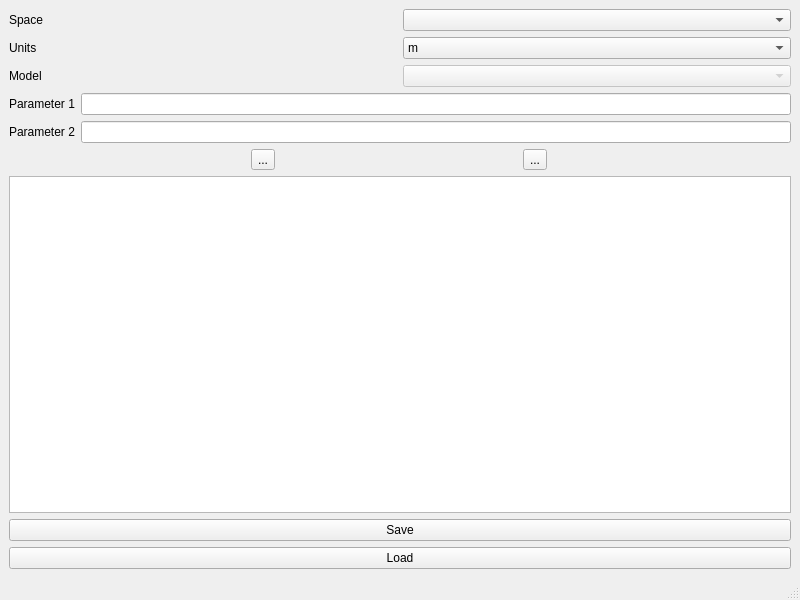
michaelhsj/Simple-Dialog-Demo, file mainwindow.ui: the form before one commit.
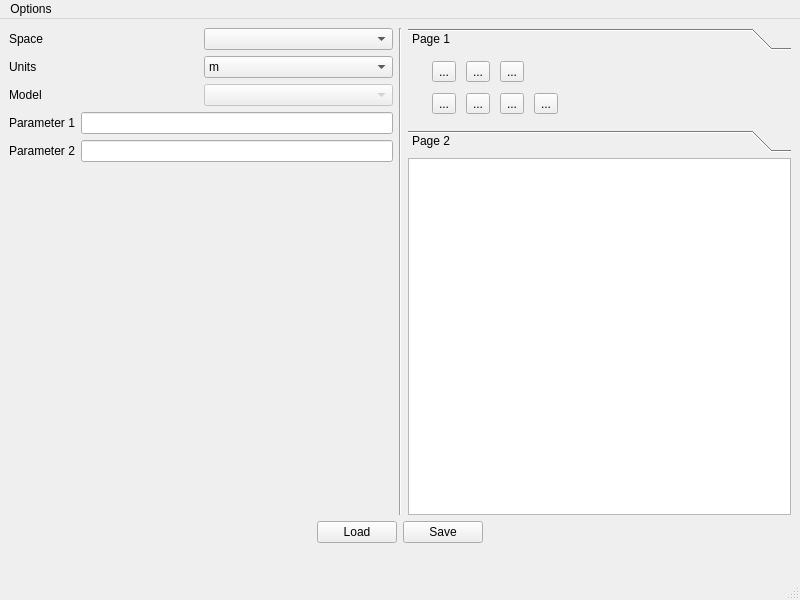
The form after the commit. Icons and pictures are not drawn.

Commit message: Introduced zoom to extents feature, autoamtic recentering, and beginning work on draw, pan and delete tools.

```diff
--- a/mainwindow.ui
+++ b/mainwindow.ui
@@ -14,10 +14,17 @@
    <string>MainWindow</string>
   </property>
   <widget class="QWidget" name="centralwidget">
-   <layout class="QVBoxLayout" name="verticalLayout_7">
+   <layout class="QHBoxLayout" name="horizontalLayout_9">
     <item>
      <layout class="QVBoxLayout" name="verticalLayout_6">
       <item>
+       <layout class="QHBoxLayout" name="horizontalLayout_8">
+        <item>
+         <layout class="QVBoxLayout" name="verticalLayout_5">
+          <property name="sizeConstraint">
+           <enum>QLayout::SetDefaultConstraint</enum>
+          </property>
+          <item>
        <layout class="QVBoxLayout" name="verticalLayout_3">
         <item>
          <layout class="QVBoxLayout" name="verticalLayout">
@@ -143,10 +150,63 @@
        </layout>
       </item>
       <item>
+           <spacer name="verticalSpacer">
+            <property name="orientation">
+             <enum>Qt::Vertical</enum>
+            </property>
+            <property name="sizeHint" stdset="0">
+             <size>
+              <width>20</width>
+              <height>40</height>
+             </size>
+            </property>
+           </spacer>
+          </item>
+         </layout>
+        </item>
+        <item>
+         <widget class="Line" name="line">
+          <property name="orientation">
+           <enum>Qt::Vertical</enum>
+          </property>
+         </widget>
+        </item>
+        <item>
        <layout class="QVBoxLayout" name="verticalLayout_4">
         <item>
-         <layout class="QHBoxLayout" name="horizontalLayout_6">
-          <item>
+           <widget class="QToolBox" name="toolBox">
+            <property name="sizePolicy">
+             <sizepolicy hsizetype="Minimum" vsizetype="Fixed">
+              <horstretch>0</horstretch>
+              <verstretch>0</verstretch>
+             </sizepolicy>
+            </property>
+            <property name="currentIndex">
+             <number>0</number>
+            </property>
+            <widget class="QWidget" name="page">
+             <property name="geometry">
+              <rect>
+               <x>0</x>
+               <y>0</y>
+               <width>376</width>
+               <height>83</height>
+              </rect>
+             </property>
+             <attribute name="label">
+              <string>Page 1</string>
+             </attribute>
+             <widget class="QWidget" name="">
+              <property name="geometry">
+               <rect>
+                <x>20</x>
+                <y>0</y>
+                <width>135</width>
+                <height>63</height>
+               </rect>
+              </property>
+              <layout class="QGridLayout" name="gridLayout">
+               <item row="0" column="0">
            <widget class="QToolButton" name="zoomInToolButton">
             <property name="text">
              <string>...</string>
@@ -158,7 +218,7 @@
             </property>
            </widget>
           </item>
-          <item>
+               <item row="0" column="1">
            <widget class="QToolButton" name="zoomOutToolButton">
             <property name="text">
              <string>...</string>
@@ -170,21 +230,111 @@
             </property>
            </widget>
           </item>
-         </layout>
+               <item row="0" column="2">
+                <widget class="QToolButton" name="zoomToExtentsToolButton">
+                 <property name="text">
+                  <string>...</string>
+                 </property>
+                 <property name="icon">
+                  <iconset>
+                   <normalon>:/zoom to extents.jpg</normalon>
+                  </iconset>
+                 </property>
+                </widget>
+               </item>
+               <item row="1" column="0">
+                <widget class="QToolButton" name="panToolButton">
+                 <property name="enabled">
+                  <bool>true</bool>
+                 </property>
+                 <property name="text">
+                  <string>...</string>
+                 </property>
+                 <property name="icon">
+                  <iconset>
+                   <normalon>:/pan tool.png</normalon>
+                  </iconset>
+                 </property>
+                 <property name="checkable">
+                  <bool>false</bool>
+                 </property>
+                </widget>
+               </item>
+               <item row="1" column="1">
+                <widget class="QToolButton" name="drawRectangleToolButton">
+                 <property name="text">
+                  <string>...</string>
+                 </property>
+                 <property name="icon">
+                  <iconset>
+                   <normalon>:/draw rectangle tool.png</normalon>
+                  </iconset>
+                 </property>
+                </widget>
+               </item>
+               <item row="1" column="2">
+                <widget class="QToolButton" name="drawEllipseToolButton">
+                 <property name="text">
+                  <string>...</string>
+                 </property>
+                 <property name="icon">
+                  <iconset>
+                   <normalon>:/draw ellipse tool.png</normalon>
+                  </iconset>
+                 </property>
+                </widget>
+               </item>
+               <item row="1" column="3">
+                <widget class="QToolButton" name="deleteToolButton">
+                 <property name="text">
+                  <string>...</string>
+                 </property>
+                 <property name="icon">
+                  <iconset>
+                   <normalon>:/delete tool.jpg</normalon>
+                  </iconset>
+                 </property>
+                </widget>
+               </item>
+              </layout>
+             </widget>
+            </widget>
+            <widget class="QWidget" name="page_2">
+             <property name="geometry">
+              <rect>
+               <x>0</x>
+               <y>0</y>
+               <width>376</width>
+               <height>83</height>
+              </rect>
+             </property>
+             <attribute name="label">
+              <string>Page 2</string>
+             </attribute>
+            </widget>
+           </widget>
         </item>
         <item>
          <widget class="QGraphicsView" name="modelGraphicsView"/>
         </item>
        </layout>
       </item>
+       </layout>
+      </item>
       <item>
-       <layout class="QVBoxLayout" name="verticalLayout_5">
+       <layout class="QHBoxLayout" name="horizontalLayout_6">
         <item>
-         <widget class="QPushButton" name="savePushButton">
-          <property name="text">
-           <string>Save</string>
+         <spacer name="horizontalSpacer_2">
+          <property name="orientation">
+           <enum>Qt::Horizontal</enum>
           </property>
-         </widget>
+          <property name="sizeHint" stdset="0">
+           <size>
+            <width>40</width>
+            <height>20</height>
+           </size>
+          </property>
+         </spacer>
         </item>
         <item>
          <widget class="QPushButton" name="loadPushButton">
@@ -193,8 +343,49 @@
           </property>
          </widget>
         </item>
+        <item>
+         <widget class="QPushButton" name="savePushButton">
+          <property name="text">
+           <string>Save</string>
+          </property>
+         </widget>
+        </item>
+        <item>
+         <spacer name="horizontalSpacer">
+          <property name="orientation">
+           <enum>Qt::Horizontal</enum>
+          </property>
+          <property name="sizeHint" stdset="0">
+           <size>
+            <width>40</width>
+            <height>20</height>
+           </size>
+          </property>
+         </spacer>
+        </item>
        </layout>
       </item>
+      <item>
+       <widget class="QLabel" name="warningLabel">
+        <property name="enabled">
+         <bool>false</bool>
+        </property>
+        <property name="font">
+         <font>
+          <pointsize>13</pointsize>
+         </font>
+        </property>
+        <property name="autoFillBackground">
+         <bool>false</bool>
+        </property>
+        <property name="text">
+         <string/>
+        </property>
+        <property name="alignment">
+         <set>Qt::AlignHCenter|Qt::AlignTop</set>
+        </property>
+       </widget>
+      </item>
      </layout>
     </item>
    </layout>
@@ -208,6 +399,14 @@
      <height>25</height>
     </rect>
    </property>
+   <widget class="QMenu" name="menuOptions">
+    <property name="title">
+     <string>Options</string>
+    </property>
+    <addaction name="actionSave"/>
+    <addaction name="actionOpen"/>
+   </widget>
+   <addaction name="menuOptions"/>
   </widget>
   <widget class="QStatusBar" name="statusbar"/>
  </widget>
```
Left out of the diff: 10 changed lines with no effect on the pictures. Lines whose indentation alone changed are shown as unchanged. The commit also changes 8 other files.
